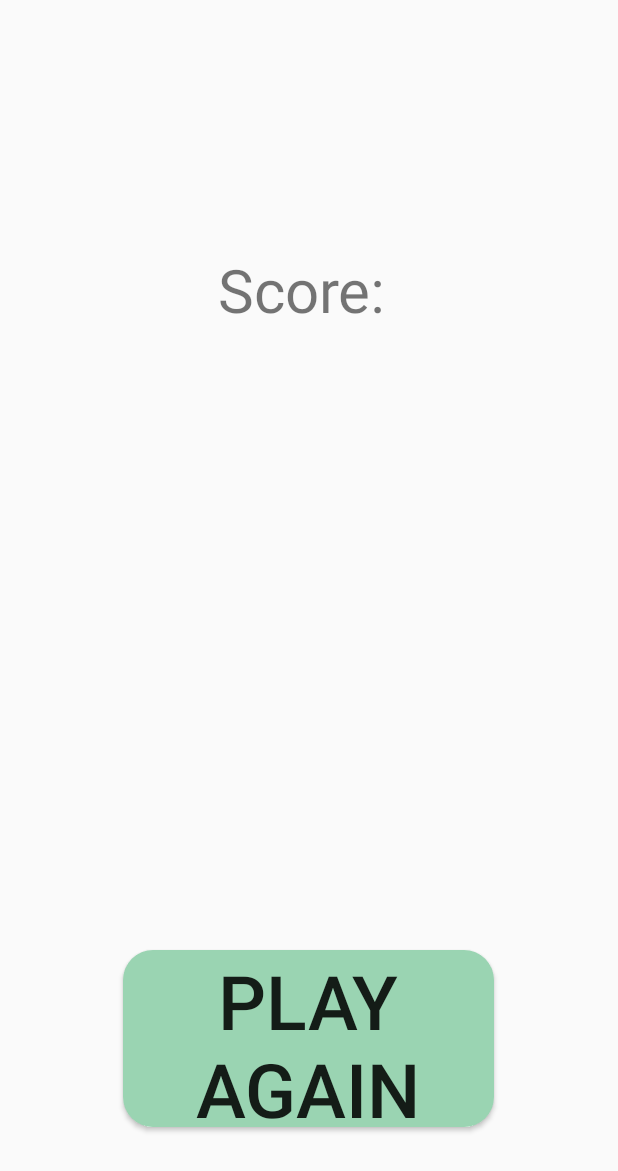
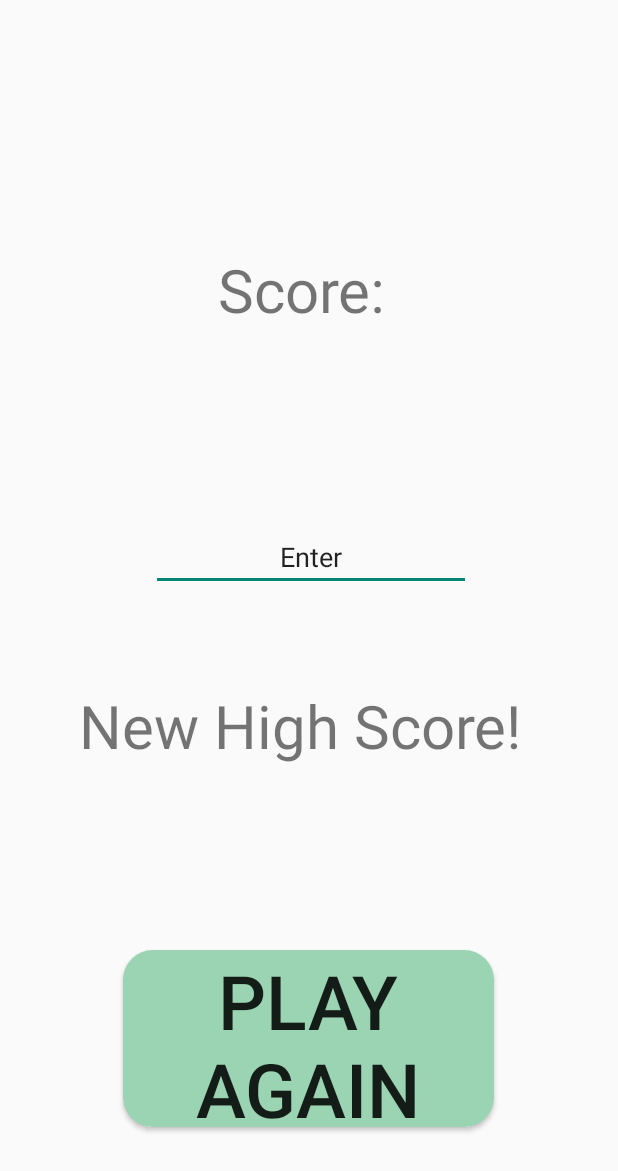
Before and after one commit to Bockcui/ThinkTNCK, an Android app: the layout game_over_page.xml on its own in the app's theme, with its tools: preview values and no code run, on a phone screen of 412 x 824 dp. Shown: the top 1171 px of the screen. Run offline under Robolectric (Android 15) with nearby library versions, the phone set to English and light mode, and no system bars.

Commit message:
changes to game over page
added in high score input box

```diff
--- a/app/src/main/java/com/example/shapeshift/gameOver.java
+++ b/app/src/main/java/com/example/shapeshift/gameOver.java
@@ -4,6 +4,7 @@ import android.content.Intent;
 import android.os.Bundle;
 import android.view.View;
 import android.widget.Button;
+import android.widget.EditText;
 import android.widget.TextView;
 
 import androidx.annotation.Nullable;
@@ -18,6 +19,12 @@ public class gameOver extends AppCompatActivity {
         setContentView(R.layout.game_over_page);
 
         TextView scoreText=(TextView)findViewById(R.id.scoreT);
+        TextView hsAlert=(TextView)findViewById(R.id.highScoreAlert);
+        EditText textBox=(EditText)findViewById(R.id.textBoxHighScore);
+
+        textBox.setVisibility(View.GONE);
+        hsAlert.setVisibility(View.GONE);
+
 
         Button play_again = (Button) findViewById(R.id.play_again);
         play_again.setOnClickListener(new View.OnClickListener() {
--- a/app/src/main/res/layout/game_over_page.xml
+++ b/app/src/main/res/layout/game_over_page.xml
@@ -38,4 +38,35 @@
         app:layout_constraintVertical_bias="0.216" />
 
 
+    <TextView
+        android:id="@+id/highScoreAlert"
+        android:layout_width="wrap_content"
+        android:layout_height="wrap_content"
+        android:text="New High Score! "
+        android:textColorHint="#AC8E8E"
+        android:textSize="40dp"
+        app:layout_constraintBottom_toTopOf="@+id/play_again"
+        app:layout_constraintEnd_toEndOf="parent"
+        app:layout_constraintHorizontal_bias="0.495"
+        app:layout_constraintStart_toStartOf="parent"
+        app:layout_constraintTop_toBottomOf="@+id/textBoxHighScore"
+        app:layout_constraintVertical_bias="0.337" />
+
+    <EditText
+        android:id="@+id/textBoxHighScore"
+        android:layout_width="wrap_content"
+        android:layout_height="wrap_content"
+        android:text="Enter"
+        android:textAlignment="center"
+        android:ems="10"
+        android:maxLength="6"
+        android:inputType="textNoSuggestions"
+        app:layout_constraintBottom_toBottomOf="parent"
+        app:layout_constraintEnd_toEndOf="parent"
+        app:layout_constraintHorizontal_bias="0.508"
+        app:layout_constraintStart_toStartOf="parent"
+        app:layout_constraintTop_toTopOf="parent"
+        app:layout_constraintVertical_bias="0.448" />
+
+
 </androidx.constraintlayout.widget.ConstraintLayout>
```
